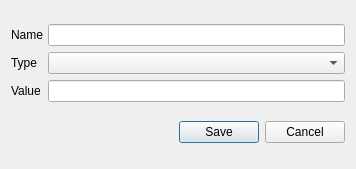
First picture: the form in automator_project/utils/qtUi/variable_dialog.ui, repository Halicea/hal_automator, before the edit.
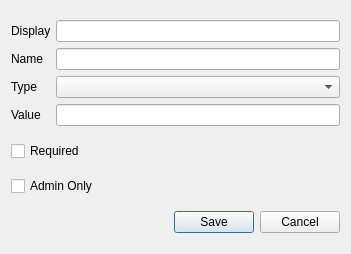
Second picture: the form after the edit.

Patch:
```diff
--- a/automator_project/utils/qtUi/variable_dialog.ui
+++ b/automator_project/utils/qtUi/variable_dialog.ui
@@ -6,8 +6,8 @@
    <rect>
     <x>0</x>
     <y>0</y>
-    <width>356</width>
-    <height>169</height>
+    <width>351</width>
+    <height>254</height>
    </rect>
   </property>
   <property name="windowTitle">
@@ -22,38 +22,62 @@
      <property name="verticalSpacing">
       <number>-1</number>
      </property>
-     <item row="0" column="1">
+     <item row="1" column="1">
       <widget class="QLineEdit" name="txt_name"/>
      </item>
-     <item row="3" column="1">
+     <item row="4" column="1">
       <widget class="QLineEdit" name="txt_value"/>
      </item>
-     <item row="0" column="0">
+     <item row="1" column="0">
       <widget class="QLabel" name="label">
        <property name="text">
         <string>Name</string>
        </property>
       </widget>
      </item>
-     <item row="3" column="0">
+     <item row="4" column="0">
       <widget class="QLabel" name="label_2">
        <property name="text">
         <string>Value</string>
        </property>
       </widget>
      </item>
-     <item row="1" column="1">
+     <item row="2" column="1">
       <widget class="QComboBox" name="cmbType"/>
      </item>
-     <item row="1" column="0">
+     <item row="2" column="0">
       <widget class="QLabel" name="label_3">
        <property name="text">
         <string>Type</string>
        </property>
       </widget>
      </item>
+     <item row="0" column="0">
+      <widget class="QLabel" name="label_4">
+       <property name="text">
+        <string>Display</string>
+       </property>
+      </widget>
+     </item>
+     <item row="0" column="1">
+      <widget class="QLineEdit" name="txtDisplay"/>
+     </item>
     </layout>
    </item>
+   <item>
+    <widget class="QCheckBox" name="cbRequired">
+     <property name="text">
+      <string>Required</string>
+     </property>
+    </widget>
+   </item>
+   <item>
+    <widget class="QCheckBox" name="cbAdminOnly">
+     <property name="text">
+      <string>Admin Only</string>
+     </property>
+    </widget>
+   </item>
    <item>
     <widget class="QDialogButtonBox" name="buttonBox">
      <property name="orientation">
```
